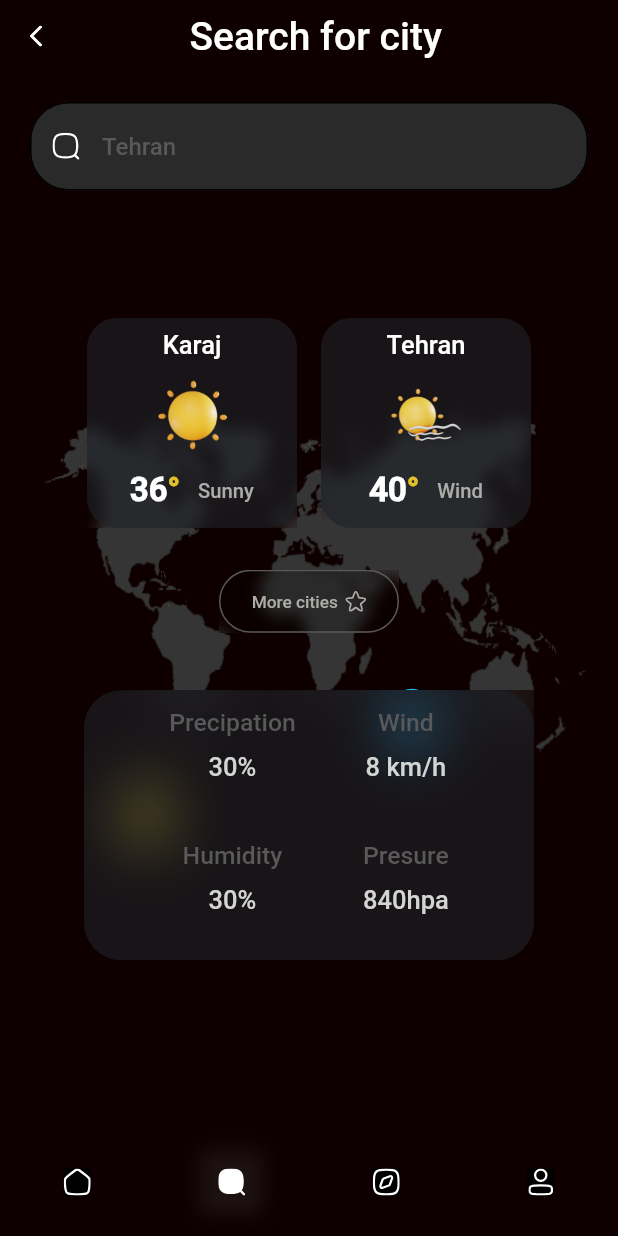
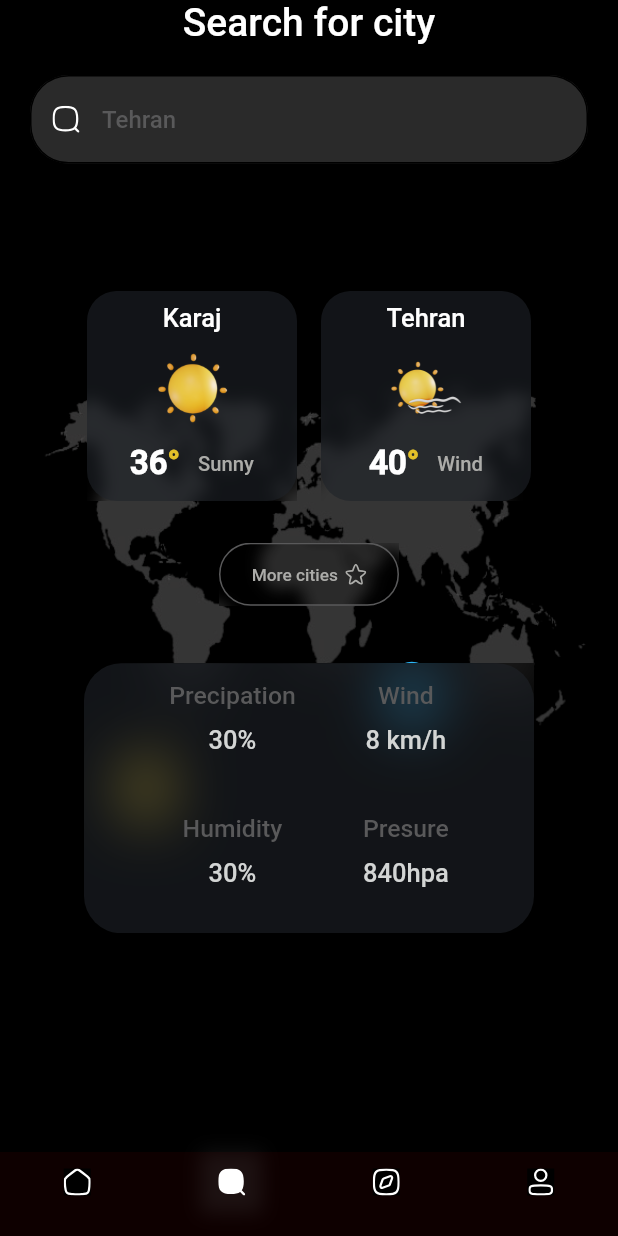
Before and after one commit to ParhaMDeF/RainCloud, a Flutter app: the screen it shows after launch, item 2 of the bottom bar chosen, on a phone screen of 412 x 824 dp. Run offline on Flutter 3.47's test engine with Material 2 defaults, Android fonts, the light colour scheme and no system bars; our stand-ins replace flutter_svg.

Commit message:
animation added - back button removed

```diff
--- a/lib/HomeScreen.dart
+++ b/lib/HomeScreen.dart
@@ -1,3 +1,4 @@
+import 'package:animations/animations.dart';
 import 'package:flutter/cupertino.dart';
 import 'package:flutter/material.dart';
 import 'package:flutter_svg/flutter_svg.dart';
@@ -18,6 +19,17 @@ class _HomeScreenState extends State<HomeScreen> {
   Widget build(BuildContext context) {
     return SafeArea(
       child: Scaffold(
+        backgroundColor: Colors.black,
+        body: PageTransitionSwitcher(
+          duration: Duration(milliseconds: 150),
+          transitionBuilder: (child, primaryAnimation, secondaryAnimation) =>
+              FadeThroughTransition(
+                  animation: primaryAnimation,
+                  secondaryAnimation: secondaryAnimation,
+                  fillColor: Colors.black45.withOpacity(0.2),
+                  child: child),
+          child: tabs[index],
+        ),
         bottomNavigationBar: BottomNavigationBar(
             type: BottomNavigationBarType.fixed,
             backgroundColor: black,
@@ -77,8 +89,6 @@ class _HomeScreenState extends State<HomeScreen> {
                   ),
                   title: Container()),
             ]),
-        backgroundColor: Colors.black,
-        body: tabs[index],
       ),
     );
   }
--- a/lib/SearchLocationScreen.dart
+++ b/lib/SearchLocationScreen.dart
@@ -1,37 +1,26 @@
 import 'dart:ui';
-
 import 'package:flutter/cupertino.dart';
 import 'package:flutter/material.dart';
 import 'package:flutter_svg/flutter_svg.dart';
 import 'package:weather/consts.dart';
 
-class SearchLocationScreen extends StatelessWidget {
+bool show = true;
+
+class SearchLocationScreen extends StatefulWidget {
+  @override
+  _SearchLocationScreenState createState() => _SearchLocationScreenState();
+}
+
+class _SearchLocationScreenState extends State<SearchLocationScreen> {
   @override
   Widget build(BuildContext context) {
-    return Scaffold(
-      body: SafeArea(
+    return SafeArea(
         child: Column(
       children: [
-          Row(
-            children: [
-              IconButton(
-                  onPressed: () {
-                    Navigator.pop(context);
-                  },
-                  icon: SvgPicture.asset(
-                    'icons/Left Arrow 1.svg',
-                    color: Colors.white,
-                  )),
-              Spacer(
-                flex: 2,
-              ),
         Text(
           'Search for city',
           style: TextStyle(
               fontFamily: 'Roboto', fontSize: 26, color: Colors.white),
-              ),
-              Spacer(flex: 3),
-            ],
         ),
         SizedBox(height: 20),
         TextFiled(),
@@ -47,7 +36,8 @@ class SearchLocationScreen extends StatelessWidget {
             CityCards(),
             MoreCitiesWidget(),
             SizedBox(height: MediaQuery.of(context).size.height * 0.15),
-              Positioned(
+            show
+                ? Positioned(
                     bottom: MediaQuery.of(context).size.height * (-0.05),
                     left: MediaQuery.of(context).size.width * 0.2,
                     child: Container(
@@ -56,23 +46,26 @@ class SearchLocationScreen extends StatelessWidget {
                       decoration: BoxDecoration(
                           borderRadius: BorderRadius.circular(25), color: gold),
                     ),
-              ),
-              Positioned(
+                  )
+                : Container(),
+            show
+                ? Positioned(
                     bottom: MediaQuery.of(context).size.height * (0.025),
                     left: MediaQuery.of(context).size.width * 0.63,
                     child: Container(
                       width: 30,
                       height: 45,
                       decoration: BoxDecoration(
-                      borderRadius: BorderRadius.circular(25), color: purple),
+                          borderRadius: BorderRadius.circular(25),
+                          color: purple),
                     ),
+                  )
+                : Container(),
+            WeatherData(),
+          ],
         ),
-              WeatherData()
       ],
-          )
-        ],
-      )),
-    );
+    ));
   }
 }
 
@@ -112,10 +105,6 @@ class WeatherData extends StatelessWidget {
 }
 
 class Presure extends StatelessWidget {
-  const Presure({
-    Key? key,
-  }) : super(key: key);
-
   @override
   Widget build(BuildContext context) {
     return Column(
@@ -135,10 +124,6 @@ class Presure extends StatelessWidget {
 }
 
 class Wind extends StatelessWidget {
-  const Wind({
-    Key? key,
-  }) : super(key: key);
-
   @override
   Widget build(BuildContext context) {
     return Column(
@@ -158,10 +143,6 @@ class Wind extends StatelessWidget {
 }
 
 class Humidity extends StatelessWidget {
-  const Humidity({
-    Key? key,
-  }) : super(key: key);
-
   @override
   Widget build(BuildContext context) {
     return Column(
@@ -181,10 +162,6 @@ class Humidity extends StatelessWidget {
 }
 
 class Precipation extends StatelessWidget {
-  const Precipation({
-    Key? key,
-  }) : super(key: key);
-
   @override
   Widget build(BuildContext context) {
     return Column(
--- a/lib/WeatherInfo.dart
+++ b/lib/WeatherInfo.dart
@@ -1,6 +1,5 @@
 import 'package:flutter/cupertino.dart';
 import 'package:flutter/material.dart';
-import 'package:google_fonts/google_fonts.dart';
 import 'consts.dart';
 
 class WeatherInfo extends StatelessWidget {
--- a/lib/main.dart
+++ b/lib/main.dart
@@ -1,7 +1,5 @@
 import 'package:flutter/material.dart';
-import 'package:google_fonts/google_fonts.dart';
 import 'package:weather/consts.dart';
-
 import 'HomeScreen.dart';
 
 void main() {
@@ -13,9 +11,7 @@ class MyApp extends StatelessWidget {
   Widget build(BuildContext context) {
     return MaterialApp(
       debugShowCheckedModeBanner: false,
-      theme: ThemeData(
-        fontFamily: 'Roboto',
-        scaffoldBackgroundColor: black),
+      theme: ThemeData(fontFamily: 'Roboto', scaffoldBackgroundColor: black),
       home: HomeScreen(),
     );
   }
--- a/pubspec.yaml
+++ b/pubspec.yaml
@@ -28,12 +28,12 @@ dependencies:
   # The following adds the Cupertino Icons font to your application.
   # Use with the CupertinoIcons class for iOS style icons.
   cupertino_icons: ^1.0.2
-  google_fonts: ^2.1.0
   flutter_svg: ^0.22.0
   shared_preferences: ^2.0.6
   geolocator: ^7.3.0
   provider: ^5.0.0
   http: ^0.13.3
+  animations: ^2.0.0
 
 dev_dependencies:
   flutter_test:
```
Also changed, not shown: pubspec.lock. Lines whose indentation alone changed are shown as unchanged.
